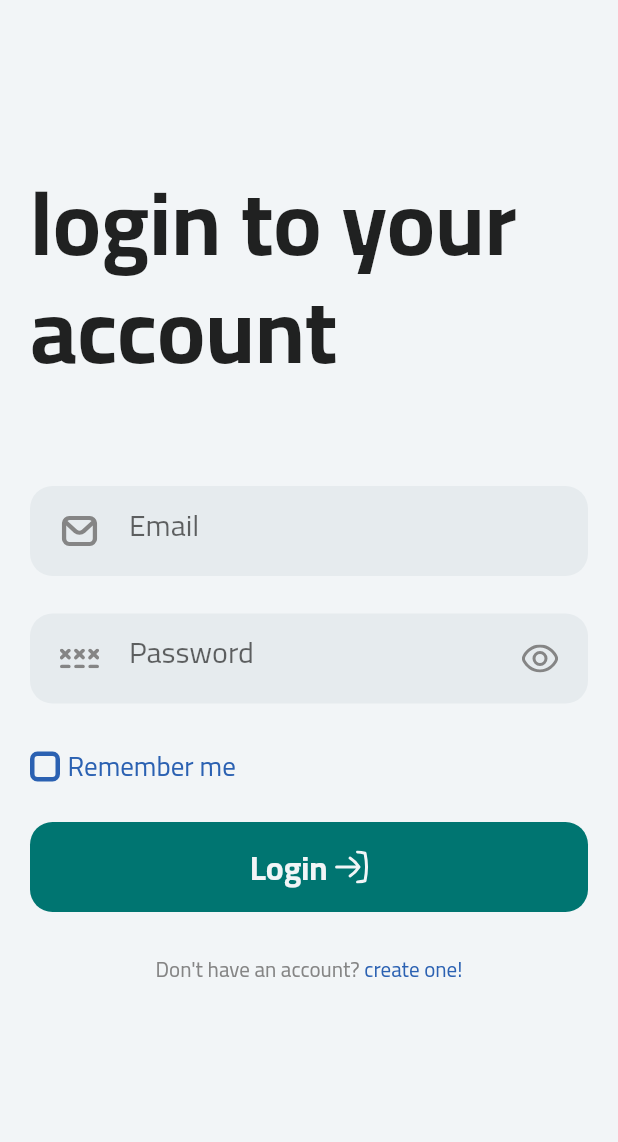
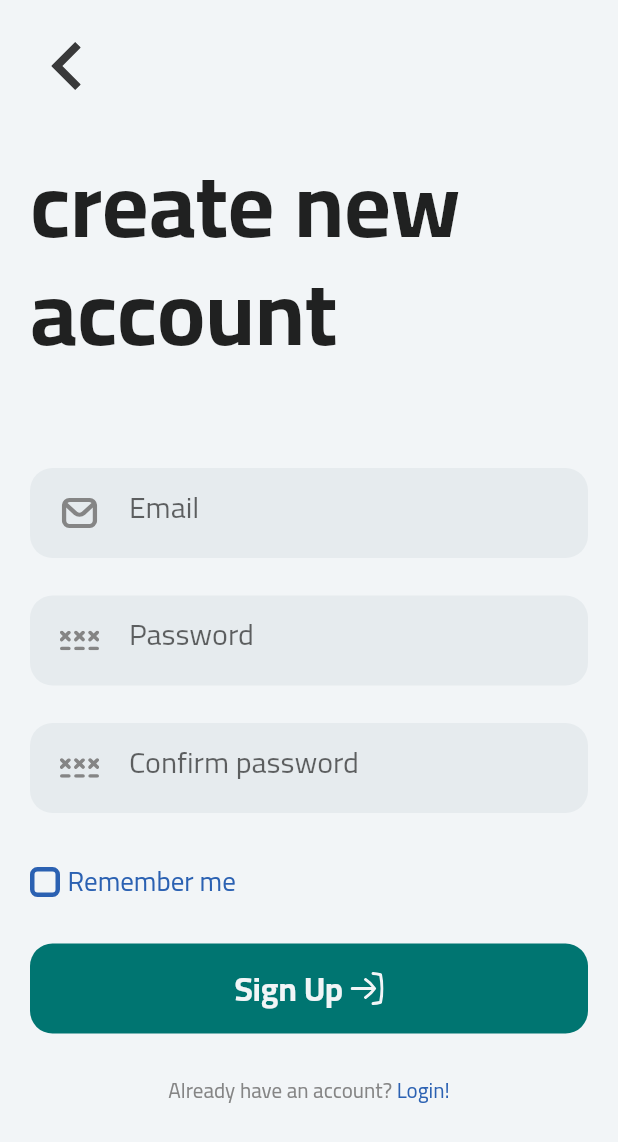
Before and after one commit to hasanShaaban/graph, a Flutter app: the screen it shows after launch, after a tap on "skip", after a tap on "create one!", on a phone screen of 412 x 824 dp. Shown: the top 1142 px of the screen. Run offline on Flutter 3.47's test engine with Material 3 defaults, Android fonts, the phone set to English and light mode, and no system bars; our stand-ins replace dots_indicator, flutter_svg, get_it, hive, hive_flutter, lottie; accounts and stored records are empty.

Commit message:
Signup page view part 1

```diff
--- a/lib/core/functions/on_generate_route.dart
+++ b/lib/core/functions/on_generate_route.dart
@@ -1,5 +1,6 @@
 import 'package:flutter/material.dart';
 import 'package:graph/features/auth/presentation/views/login_view.dart';
+import 'package:graph/features/auth/presentation/views/sign_up_view.dart';
 import 'package:graph/features/onboarding/presentation/views/on_boarding_view.dart';
 import 'package:graph/features/splash/presentation/views/splash_view.dart';
 
@@ -21,6 +22,8 @@ Route<dynamic> onGenerateRoute(RouteSettings settings) {
       return MaterialPageRoute(builder: (context) => const OnBoardingView());
     case LoginView.name:
       return MaterialPageRoute(builder: (context) => const LoginView());
+    case SignUpView.name:
+      return MaterialPageRoute(builder: (context) => const SignUpView());
     default:
       return MaterialPageRoute(builder: (context) => const Scaffold());
   }
--- /dev/null
+++ b/lib/features/auth/presentation/views/sign_up_view.dart
@@ -0,0 +1,11 @@
+import 'package:flutter/material.dart';
+import 'package:graph/features/auth/presentation/views/widgets/sign_up_view_body.dart';
+
+class SignUpView extends StatelessWidget {
+  const SignUpView({super.key});
+  static const name = 'SignupView';
+  @override
+  Widget build(BuildContext context) {
+    return SafeArea(child: Scaffold(body: SignUpViewBody()));
+  }
+}
--- a/lib/features/auth/presentation/views/widgets/custom_text_field.dart
+++ b/lib/features/auth/presentation/views/widgets/custom_text_field.dart
@@ -40,7 +40,7 @@ class _CustomTextFieldState extends State<CustomTextField> {
           }
           return null;
         },
-        style: AppTextStyle.cairoRegular20.copyWith(
+        style: AppTextStyle.cairoRegular18.copyWith(
           color: Constants.darkPrimaryColor,
         ),
         keyboardType: widget.textInputType,
@@ -62,7 +62,7 @@ class _CustomTextFieldState extends State<CustomTextField> {
                       : Constants.darkSecondryColor,
             ),
           ),
-          hintText: 'Email',
+          hintText: widget.hintText,
           hintStyle: AppTextStyle.cairoRegular20,
         ),
       ),
--- a/lib/features/auth/presentation/views/widgets/login_view_body.dart
+++ b/lib/features/auth/presentation/views/widgets/login_view_body.dart
@@ -1,6 +1,7 @@
 import 'package:flutter/material.dart';
 import 'package:graph/core/utils/appAssets.dart';
 import 'package:graph/core/utils/app_text_style.dart';
+import 'package:graph/features/auth/presentation/views/sign_up_view.dart';
 import 'package:graph/features/auth/presentation/views/widgets/auth_button.dart';
 import 'package:graph/features/auth/presentation/views/widgets/auth_redirect_text.dart';
 import 'package:graph/features/auth/presentation/views/widgets/custom_password_field.dart';
@@ -38,7 +39,9 @@ class LoginViewBody extends StatelessWidget {
             AuthRedirectText(
               staitcText: 'Don\'t have an account?',
               redirectorText: ' create one!',
-              onTap: () {},
+              onTap: () {
+                 Navigator.pushReplacementNamed(context, SignUpView.name);
+              },
             ),
           ],
         ),
--- /dev/null
+++ b/lib/features/auth/presentation/views/widgets/sign_up_view_body.dart
@@ -0,0 +1,69 @@
+import 'package:flutter/material.dart';
+import 'package:flutter_svg/flutter_svg.dart';
+import 'package:graph/core/utils/appAssets.dart';
+import 'package:graph/core/utils/app_text_style.dart';
+import 'package:graph/features/auth/presentation/views/login_view.dart';
+import 'package:graph/features/auth/presentation/views/widgets/auth_button.dart';
+import 'package:graph/features/auth/presentation/views/widgets/auth_redirect_text.dart';
+import 'package:graph/features/auth/presentation/views/widgets/custom_text_field.dart';
+import 'package:graph/features/auth/presentation/views/widgets/remeber_me_section.dart';
+
+class SignUpViewBody extends StatelessWidget {
+  const SignUpViewBody({super.key});
+
+  @override
+  Widget build(BuildContext context) {
+    return SingleChildScrollView(
+      child: Padding(
+        padding: const EdgeInsets.symmetric(horizontal: 20, vertical: 20),
+        child: Column(
+          crossAxisAlignment: CrossAxisAlignment.start,
+          children: [
+            IconButton(
+              onPressed: () {
+                Navigator.popAndPushNamed(context, LoginView.name);
+              },
+              icon: SvgPicture.asset(Assets.iconsArrowLeft),
+            ),
+            SizedBox(height: 40),
+            Text(
+              'create new account',
+              style: AppTextStyle.cairoBold60.copyWith(height: 1.2),
+            ),
+            SizedBox(height: 60),
+            CustomTextField(
+              hintText: 'Email',
+
+              prefixIcon: Assets.iconsEnvelope,
+              textInputType: TextInputType.emailAddress,
+            ),
+            SizedBox(height: 25),
+            CustomTextField(
+              hintText: 'Password',
+              prefixIcon: Assets.iconsPassword,
+              textInputType: TextInputType.visiblePassword,
+            ),
+            SizedBox(height: 25),
+            CustomTextField(
+              hintText: 'Confirm password',
+              prefixIcon: Assets.iconsPassword,
+              textInputType: TextInputType.visiblePassword,
+            ),
+            SizedBox(height: 29),
+            RemeberMeSection(),
+            SizedBox(height: 24),
+            AuthButton(title: 'Sign Up'),
+            SizedBox(height: 25),
+            AuthRedirectText(
+              staitcText: 'Already have an account? ',
+              redirectorText: 'Login!',
+              onTap: () {
+                Navigator.popAndPushNamed(context, LoginView.name);
+              },
+            ),
+          ],
+        ),
+      ),
+    );
+  }
+}
```
Also changed, not shown: lib/features/auth/presentation/views/widgets/auth_redirect_text.dart (+11 -7 lines), 2 other files.
